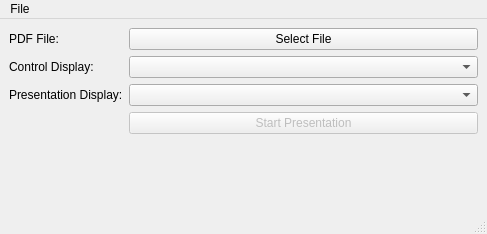
This is forms/startWindow.ui in wessnerj/qSlides as Qt 5 draws it before an edit. The edited form follows.
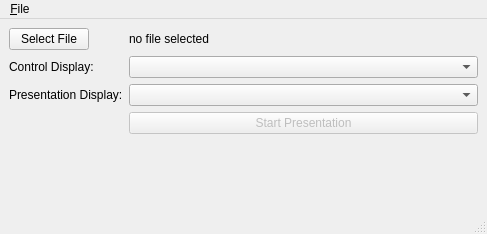
This is the edited form.

The edit to the form file:
```diff
--- a/forms/startWindow.ui
+++ b/forms/startWindow.ui
@@ -15,35 +15,21 @@
   </property>
   <widget class="QWidget" name="centralwidget">
    <layout class="QFormLayout" name="formLayout">
-    <item row="0" column="0">
-     <widget class="QLabel" name="label">
-      <property name="text">
-       <string>PDF File:</string>
-      </property>
-     </widget>
-    </item>
-    <item row="0" column="1">
-     <widget class="QPushButton" name="buttonSelectFile">
-      <property name="text">
-       <string>Select File</string>
-      </property>
-     </widget>
-    </item>
-    <item row="1" column="0">
+    <item row="3" column="0">
      <widget class="QLabel" name="label_2">
       <property name="text">
        <string>Control Display:</string>
       </property>
      </widget>
     </item>
-    <item row="2" column="0">
+    <item row="4" column="0">
      <widget class="QLabel" name="label_3">
       <property name="text">
        <string>Presentation Display:</string>
       </property>
      </widget>
     </item>
-    <item row="1" column="1">
+    <item row="3" column="1">
      <widget class="QComboBox" name="selectControlDisplay">
       <property name="editable">
        <bool>false</bool>
@@ -56,7 +42,7 @@
       </property>
      </widget>
     </item>
-    <item row="2" column="1">
+    <item row="4" column="1">
      <widget class="QComboBox" name="selectPresentationDisplay">
       <property name="editable">
        <bool>false</bool>
@@ -69,7 +55,7 @@
       </property>
      </widget>
     </item>
-    <item row="3" column="0">
+    <item row="5" column="0">
      <spacer name="horizontalSpacer">
       <property name="orientation">
        <enum>Qt::Horizontal</enum>
@@ -82,7 +68,7 @@
       </property>
      </spacer>
     </item>
-    <item row="3" column="1">
+    <item row="5" column="1">
      <widget class="QPushButton" name="buttonStartPresentation">
       <property name="enabled">
        <bool>false</bool>
@@ -95,6 +81,20 @@
       </property>
      </widget>
     </item>
+    <item row="1" column="0">
+     <widget class="QPushButton" name="buttonSelectFile">
+      <property name="text">
+       <string>Select File</string>
+      </property>
+     </widget>
+    </item>
+    <item row="1" column="1">
+     <widget class="QLabel" name="labelFilename">
+      <property name="text">
+       <string>no file selected</string>
+      </property>
+     </widget>
+    </item>
    </layout>
   </widget>
   <widget class="QMenuBar" name="menubar">
@@ -108,7 +108,7 @@
    </property>
    <widget class="QMenu" name="menuFile">
     <property name="title">
-     <string>File</string>
+     <string>&amp;File</string>
     </property>
     <addaction name="actionOpen_File"/>
     <addaction name="separator"/>
@@ -119,12 +119,15 @@
   <widget class="QStatusBar" name="statusbar"/>
   <action name="actionOpen_File">
    <property name="text">
-    <string>Open File ...</string>
+    <string>&amp;Open File ...</string>
+   </property>
+   <property name="shortcut">
+    <string comment="O"/>
    </property>
   </action>
   <action name="actionExit">
    <property name="text">
-    <string>Exit</string>
+    <string>E&amp;xit</string>
    </property>
   </action>
  </widget>
```
